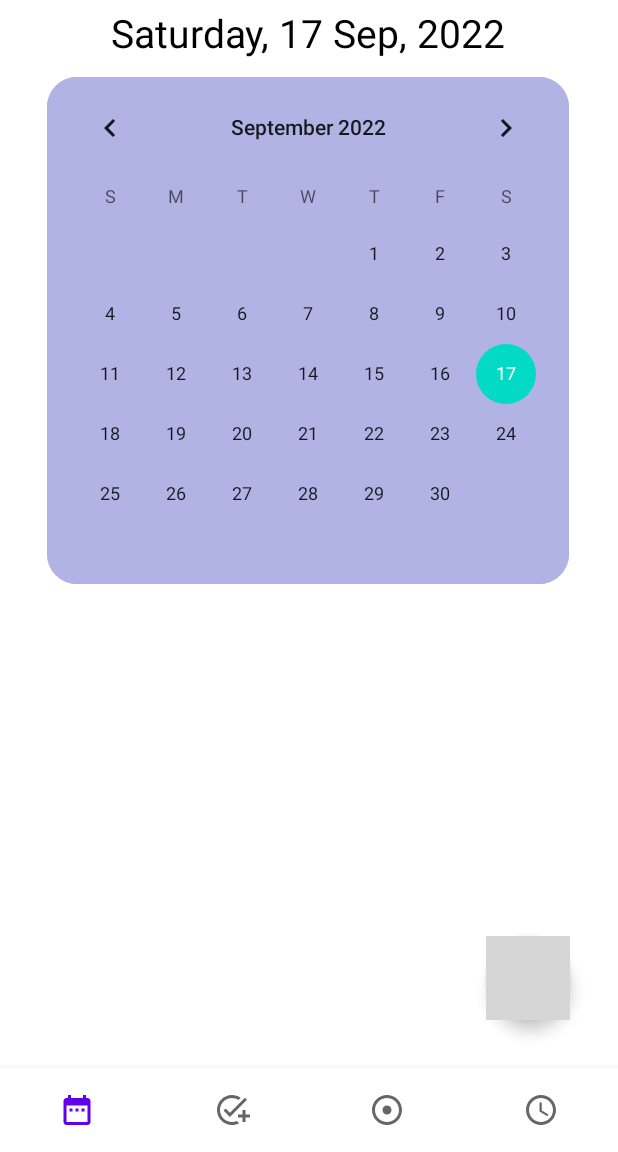
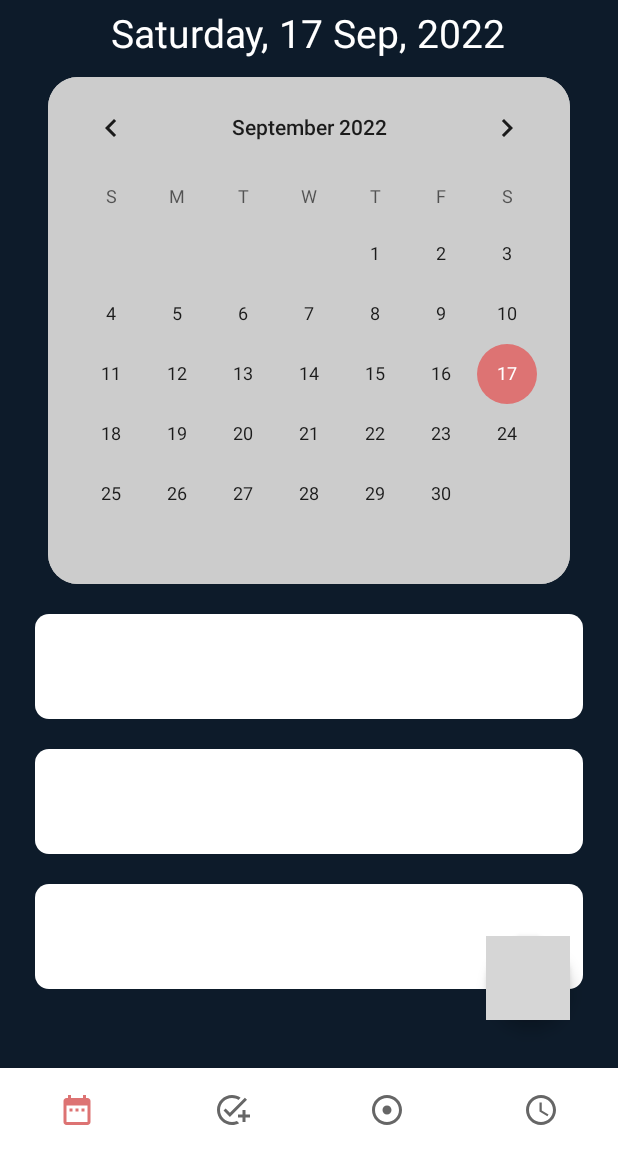
Before and after one commit to Secret-Delta/Delta, an Android app: the screen it shows after launch (MainActivity), on a phone screen of 412 x 824 dp, the part 84-1236 px from its top. Run offline under Robolectric (Android 15) with nearby library versions, the phone set to English and light mode, and no system bars; grey boxes are pictures that could not be loaded.

Commit message:
create FAB, Theme change and New Event Activity

```diff
--- a/app/src/main/AndroidManifest.xml
+++ b/app/src/main/AndroidManifest.xml
@@ -14,7 +14,10 @@
         android:theme="@style/Theme.Delta"
         tools:targetApi="31">
         <activity
-            android:name=".EditEvent"
+            android:name=".SignUp"
+            android:exported="false" />
+        <activity
+            android:name=".Activities.EditEvent"
             android:exported="false" />
         <activity
             android:name=".Activities.NewCalendarEvent"
--- a/app/src/main/res/drawable/calendar_background.xml
+++ b/app/src/main/res/drawable/calendar_background.xml
@@ -4,6 +4,6 @@
         android:radius="20dp"
         />
     <solid
-        android:color="#b1b3e4"
+        android:color="@color/lightGray"
         />
 </shape>
--- a/app/src/main/res/drawable/text_fields_cal.xml
+++ b/app/src/main/res/drawable/text_fields_cal.xml
@@ -1,9 +1,9 @@
 <?xml version="1.0" encoding="utf-8"?>
 <shape xmlns:android="http://schemas.android.com/apk/res/android">
     <corners
-        android:radius="10dp"
+        android:radius="9dp"
         />
     <solid
-        android:color="#719FFA"
+        android:color="@color/White"
         />
 </shape>
--- a/app/src/main/res/layout/fragment_calendar.xml
+++ b/app/src/main/res/layout/fragment_calendar.xml
@@ -1,13 +1,19 @@
 <?xml version="1.0" encoding="utf-8"?>
-<androidx.constraintlayout.widget.ConstraintLayout xmlns:android="http://schemas.android.com/apk/res/android"
+<RelativeLayout xmlns:android="http://schemas.android.com/apk/res/android"
     xmlns:app="http://schemas.android.com/apk/res-auto"
     xmlns:tools="http://schemas.android.com/tools"
     android:id="@+id/constraintLayout"
     android:layout_width="match_parent"
     android:layout_height="match_parent"
-    android:background="@color/white"
+    style="@style/AppBackground"
     android:orientation="vertical"
     tools:context=".Fragments.CalendarFragment">
+<LinearLayout
+    android:id="@+id/l1"
+    android:layout_width="match_parent"
+    android:layout_height="wrap_content"
+    android:orientation="vertical"
+    android:gravity="center_horizontal">
 
     <TextView
         android:id="@+id/displayCurrentDate"
@@ -15,7 +21,7 @@
         android:layout_height="wrap_content"
         android:layout_marginTop="4dp"
         android:text="@string/currentDate"
-        android:textColor="#000000"
+        android:textColor="@color/White"
         android:textSize="26sp"
         app:layout_constraintEnd_toEndOf="parent"
         app:layout_constraintHorizontal_bias="0.497"
@@ -32,6 +38,8 @@
         app:layout_constraintHorizontal_bias="0.491"
         app:layout_constraintStart_toStartOf="parent"
         app:layout_constraintTop_toBottomOf="@+id/displayCurrentDate" />
+</LinearLayout>
+
 
     <com.google.android.material.floatingactionbutton.FloatingActionButton
         android:id="@+id/fab"
@@ -48,4 +56,72 @@
         app:layout_constraintHorizontal_bias="1.0"
         app:layout_constraintStart_toStartOf="parent" />
 
-</androidx.constraintlayout.widget.ConstraintLayout>
+
+    <LinearLayout
+        android:id="@+id/ll1"
+        android:layout_width="match_parent"
+        android:layout_height="wrap_content"
+        android:layout_below="@+id/l1"
+        android:layout_marginStart="23dp"
+        android:layout_marginTop="20dp"
+        android:layout_marginEnd="23dp"
+        android:background="@drawable/text_fields_cal"
+        android:gravity="center_horizontal"
+        android:orientation="vertical">
+
+        <TextView
+            android:layout_width="wrap_content"
+            android:layout_height="wrap_content"
+            android:layout_margin="25dp">
+
+        </TextView>
+    </LinearLayout>
+
+    <LinearLayout
+        android:id="@+id/ll2"
+        android:layout_width="match_parent"
+        android:layout_height="wrap_content"
+        android:layout_below="@+id/ll1"
+        android:layout_marginStart="23dp"
+        android:layout_marginTop="20dp"
+        android:layout_marginEnd="23dp"
+        android:background="@drawable/text_fields_cal"
+        android:gravity="center_horizontal"
+        android:orientation="vertical">
+
+        <TextView
+            android:layout_width="wrap_content"
+            android:layout_height="wrap_content"
+            android:layout_margin="25dp">
+
+        </TextView>
+    </LinearLayout>
+
+    <LinearLayout
+        android:layout_width="match_parent"
+        android:layout_height="wrap_content"
+        android:layout_below="@+id/ll2"
+        android:layout_marginStart="23dp"
+        android:layout_marginTop="20dp"
+        android:layout_marginEnd="23dp"
+        android:background="@drawable/text_fields_cal"
+        android:gravity="center_horizontal"
+        android:orientation="vertical">
+
+        <TextView
+            android:layout_width="wrap_content"
+            android:layout_height="wrap_content"
+            android:layout_margin="25dp">
+
+        </TextView>
+        <!--edit this for final-->
+
+    </LinearLayout>
+
+
+
+
+
+
+
+</RelativeLayout>
--- a/app/src/main/res/values/colors.xml
+++ b/app/src/main/res/values/colors.xml
@@ -7,5 +7,10 @@
     <color name="teal_700">#FF018786</color>
     <color name="black">#FF000000</color>
     <color name="white">#FFFFFFFF</color>
+    <color name="richBlack">#0D1B2A</color>
+    <color name="candyPink">#DD7373</color>
+    <color name="metallicSeaweed">#028090</color>
+    <color name="lightGray">#CCCCCC</color>
     <color name="DarkBlueEvent">#FF0F4197</color>
+    <color name="White">#FFFFFFFF</color>
 </resources>
--- /dev/null
+++ b/app/src/main/res/values/styles.xml
@@ -0,0 +1,10 @@
+<?xml version="1.0" encoding="utf-8"?>
+<resources>
+
+    <style name="AppBackground" parent="Theme.MaterialComponents.Light.NoActionBar">
+        <item name="android:background">@color/richBlack</item>
+    </style>
+
+
+
+</resources>
--- a/app/src/main/res/values/themes.xml
+++ b/app/src/main/res/values/themes.xml
@@ -2,11 +2,11 @@
     <!-- Base application theme. -->
     <style name="Theme.Delta" parent="Theme.MaterialComponents.Light.NoActionBar">
         <!-- Primary brand color. -->
-        <item name="colorPrimary">@color/purple_500</item>
+        <item name="colorPrimary">@color/candyPink</item>
         <item name="colorPrimaryVariant">@color/purple_700</item>
         <item name="colorOnPrimary">@color/white</item>
         <!-- Secondary brand color. -->
-        <item name="colorSecondary">@color/teal_200</item>
+        <item name="colorSecondary">@color/candyPink</item>
         <item name="colorSecondaryVariant">@color/teal_700</item>
         <item name="colorOnSecondary">@color/black</item>
         <!-- Status bar color. -->
```
Also changed, not shown: app/src/main/java/com/SecretDelta/delta/Activities/SignUp.java (added, +16 -0 lines), app/src/main/res/layout/activity_new_calendar_event.xml (+27 -21 lines), app/src/main/res/layout/activity_sign_up.xml (added, +9 -0 lines).
